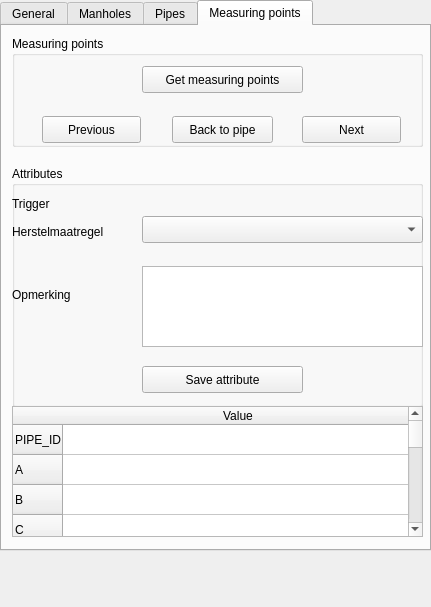
This is beoordelingstool_dockwidget_base.ui in nens/Beoordelingstool as Qt 5 draws it before an edit. The edited form follows.
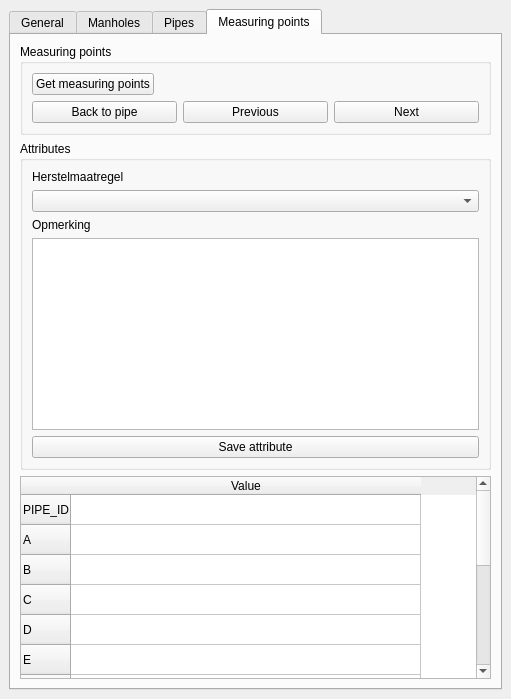
This is the edited form. The open tabs and pages were chosen to show the change.

Commit message: Fixed the widgets resising properly by setting a layout for al widgets.

```diff
--- a/beoordelingstool_dockwidget_base.ui
+++ b/beoordelingstool_dockwidget_base.ui
@@ -6,12 +6,12 @@
    <rect>
     <x>0</x>
     <y>0</y>
-    <width>431</width>
-    <height>607</height>
+    <width>511</width>
+    <height>699</height>
    </rect>
   </property>
   <property name="sizePolicy">
-   <sizepolicy hsizetype="Expanding" vsizetype="Expanding">
+   <sizepolicy hsizetype="Preferred" vsizetype="Preferred">
     <horstretch>0</horstretch>
     <verstretch>0</verstretch>
    </sizepolicy>
@@ -20,17 +20,17 @@
    <string>Beoordelingstool</string>
   </property>
   <widget class="QWidget" name="dockWidgetContents">
+   <property name="sizePolicy">
+    <sizepolicy hsizetype="Preferred" vsizetype="Preferred">
+     <horstretch>0</horstretch>
+     <verstretch>0</verstretch>
+    </sizepolicy>
+   </property>
+   <layout class="QGridLayout" name="gridLayout_2">
+    <item row="0" column="0">
    <widget class="QTabWidget" name="tabWidget">
-    <property name="geometry">
-     <rect>
-      <x>0</x>
-      <y>0</y>
-      <width>431</width>
-      <height>551</height>
-     </rect>
-    </property>
     <property name="sizePolicy">
-     <sizepolicy hsizetype="Expanding" vsizetype="Maximum">
+       <sizepolicy hsizetype="Expanding" vsizetype="Preferred">
       <horstretch>0</horstretch>
       <verstretch>0</verstretch>
      </sizepolicy>
@@ -807,39 +807,60 @@
      <attribute name="title">
       <string>Measuring points</string>
      </attribute>
+       <layout class="QGridLayout" name="gridLayout">
+        <item row="0" column="0">
      <widget class="QGroupBox" name="groupbox_measuring_points">
-      <property name="geometry">
-       <rect>
-        <x>10</x>
-        <y>10</y>
-        <width>411</width>
-        <height>111</height>
-       </rect>
+          <property name="sizePolicy">
+           <sizepolicy hsizetype="Preferred" vsizetype="Minimum">
+            <horstretch>0</horstretch>
+            <verstretch>0</verstretch>
+           </sizepolicy>
+          </property>
+          <property name="layoutDirection">
+           <enum>Qt::LeftToRight</enum>
       </property>
       <property name="title">
        <string>Measuring points</string>
       </property>
+          <layout class="QVBoxLayout" name="verticalLayout_7">
+           <item>
+            <widget class="QPushButton" name="pushbutton_get_selected_measuring_point">
+             <property name="sizePolicy">
+              <sizepolicy hsizetype="Fixed" vsizetype="Fixed">
+               <horstretch>0</horstretch>
+               <verstretch>0</verstretch>
+              </sizepolicy>
+             </property>
+             <property name="layoutDirection">
+              <enum>Qt::LeftToRight</enum>
+             </property>
+             <property name="text">
+              <string>Get measuring points</string>
+             </property>
+            </widget>
+           </item>
+           <item>
+            <layout class="QHBoxLayout" name="horizontalLayout_4">
+             <item>
       <widget class="QPushButton" name="pushbutton_measuring_point_to_pipe">
-       <property name="geometry">
-        <rect>
-         <x>160</x>
-         <y>80</y>
-         <width>101</width>
-         <height>27</height>
-        </rect>
+               <property name="sizePolicy">
+                <sizepolicy hsizetype="Minimum" vsizetype="Fixed">
+                 <horstretch>0</horstretch>
+                 <verstretch>0</verstretch>
+                </sizepolicy>
        </property>
        <property name="text">
         <string>Back to pipe</string>
        </property>
       </widget>
+             </item>
+             <item>
       <widget class="QPushButton" name="pushbutton_measuring_points_previous">
-       <property name="geometry">
-        <rect>
-         <x>30</x>
-         <y>80</y>
-         <width>99</width>
-         <height>27</height>
-        </rect>
+               <property name="sizePolicy">
+                <sizepolicy hsizetype="Minimum" vsizetype="Fixed">
+                 <horstretch>0</horstretch>
+                 <verstretch>0</verstretch>
+                </sizepolicy>
        </property>
        <property name="text">
         <string>Previous</string>
@@ -848,154 +869,29 @@
         <bool>false</bool>
        </property>
       </widget>
+             </item>
+             <item>
       <widget class="QPushButton" name="pushbutton_measuring_points_next">
-       <property name="geometry">
-        <rect>
-         <x>290</x>
-         <y>80</y>
-         <width>99</width>
-         <height>27</height>
-        </rect>
+               <property name="sizePolicy">
+                <sizepolicy hsizetype="Minimum" vsizetype="Fixed">
+                 <horstretch>0</horstretch>
+                 <verstretch>0</verstretch>
+                </sizepolicy>
        </property>
        <property name="text">
         <string>Next</string>
        </property>
       </widget>
-      <widget class="QPushButton" name="pushbutton_get_selected_measuring_point">
-       <property name="geometry">
-        <rect>
-         <x>130</x>
-         <y>30</y>
-         <width>161</width>
-         <height>27</height>
-        </rect>
-       </property>
-       <property name="text">
-        <string>Get measuring points</string>
-       </property>
-      </widget>
-     </widget>
-     <widget class="QGroupBox" name="groupbox_attributes_measuring_points">
-      <property name="geometry">
-       <rect>
-        <x>10</x>
-        <y>140</y>
-        <width>411</width>
-        <height>241</height>
-       </rect>
-      </property>
-      <property name="title">
-       <string>Attributes</string>
-      </property>
-      <widget class="QLabel" name="field_label_measuring_points">
-       <property name="geometry">
-        <rect>
-         <x>0</x>
-         <y>50</y>
-         <width>121</width>
-         <height>31</height>
-        </rect>
-       </property>
-       <property name="text">
-        <string>Herstelmaatregel</string>
-       </property>
-      </widget>
-      <widget class="QComboBox" name="field_combobox_measuring_points">
-       <property name="geometry">
-        <rect>
-         <x>130</x>
-         <y>50</y>
-         <width>281</width>
-         <height>27</height>
-        </rect>
-       </property>
-      </widget>
-      <widget class="QLabel" name="value_label_measuring_points">
-       <property name="geometry">
-        <rect>
-         <x>0</x>
-         <y>120</y>
-         <width>121</width>
-         <height>17</height>
-        </rect>
-       </property>
-       <property name="text">
-        <string>Opmerking</string>
-       </property>
-      </widget>
-      <widget class="QPlainTextEdit" name="value_plaintextedit_measuring_points">
-       <property name="geometry">
-        <rect>
-         <x>130</x>
-         <y>100</y>
-         <width>281</width>
-         <height>81</height>
-        </rect>
-       </property>
-      </widget>
-      <widget class="QPushButton" name="pushbutton_save_attribute_measuring_points">
-       <property name="geometry">
-        <rect>
-         <x>130</x>
-         <y>200</y>
-         <width>161</width>
-         <height>27</height>
-        </rect>
-       </property>
-       <property name="text">
-        <string>Save attribute</string>
-       </property>
-      </widget>
-      <widget class="QLabel" name="label">
-       <property name="geometry">
-        <rect>
-         <x>0</x>
-         <y>30</y>
-         <width>58</width>
-         <height>16</height>
-        </rect>
-       </property>
-       <property name="text">
-        <string>Trigger</string>
-       </property>
-      </widget>
-      <widget class="QLabel" name="value_measpoint_trigger">
-       <property name="geometry">
-        <rect>
-         <x>130</x>
-         <y>30</y>
-         <width>271</width>
-         <height>16</height>
-        </rect>
-       </property>
-       <property name="sizePolicy">
-        <sizepolicy hsizetype="Expanding" vsizetype="Expanding">
-         <horstretch>0</horstretch>
-         <verstretch>0</verstretch>
-        </sizepolicy>
-       </property>
-       <property name="font">
-        <font>
-         <weight>75</weight>
-         <bold>true</bold>
-        </font>
-       </property>
-       <property name="text">
-        <string/>
-       </property>
-      </widget>
-     </widget>
+             </item>
+            </layout>
+           </item>
+          </layout>
+         </widget>
+        </item>
+        <item row="3" column="0">
      <widget class="QTableWidget" name="tablewidget_measuring_points">
-      <property name="geometry">
-       <rect>
-        <x>10</x>
-        <y>380</y>
-        <width>411</width>
-        <height>131</height>
-       </rect>
-      </property>
       <property name="sizePolicy">
-       <sizepolicy hsizetype="Expanding" vsizetype="Maximum">
+           <sizepolicy hsizetype="Expanding" vsizetype="Expanding">
         <horstretch>0</horstretch>
         <verstretch>0</verstretch>
        </sizepolicy>
@@ -1085,8 +981,77 @@
        </property>
       </column>
      </widget>
-    </widget>
-   </widget>
+        </item>
+        <item row="1" column="0">
+         <widget class="QGroupBox" name="groupbox_attributes_measuring_points">
+          <property name="sizePolicy">
+           <sizepolicy hsizetype="Preferred" vsizetype="Minimum">
+            <horstretch>0</horstretch>
+            <verstretch>0</verstretch>
+           </sizepolicy>
+          </property>
+          <property name="title">
+           <string>Attributes</string>
+          </property>
+          <layout class="QVBoxLayout" name="verticalLayout_5">
+           <item>
+            <widget class="QLabel" name="field_label_measuring_points">
+             <property name="text">
+              <string>Herstelmaatregel</string>
+             </property>
+            </widget>
+           </item>
+           <item>
+            <widget class="QComboBox" name="field_combobox_measuring_points">
+             <property name="sizePolicy">
+              <sizepolicy hsizetype="Preferred" vsizetype="Preferred">
+               <horstretch>0</horstretch>
+               <verstretch>0</verstretch>
+              </sizepolicy>
+             </property>
+            </widget>
+           </item>
+           <item>
+            <widget class="QLabel" name="value_label_measuring_points">
+             <property name="text">
+              <string>Opmerking</string>
+             </property>
+            </widget>
+           </item>
+           <item>
+            <widget class="QPlainTextEdit" name="value_plaintextedit_measuring_points">
+             <property name="sizePolicy">
+              <sizepolicy hsizetype="Expanding" vsizetype="Preferred">
+               <horstretch>0</horstretch>
+               <verstretch>0</verstretch>
+              </sizepolicy>
+             </property>
+            </widget>
+           </item>
+           <item>
+            <widget class="QPushButton" name="pushbutton_save_attribute_measuring_points">
+             <property name="sizePolicy">
+              <sizepolicy hsizetype="Minimum" vsizetype="Preferred">
+               <horstretch>0</horstretch>
+               <verstretch>0</verstretch>
+              </sizepolicy>
+             </property>
+             <property name="text">
+              <string>Save attribute</string>
+             </property>
+            </widget>
+           </item>
+          </layout>
+         </widget>
+        </item>
+       </layout>
+       <zorder>groupbox_attributes_measuring_points</zorder>
+       <zorder>groupbox_measuring_points</zorder>
+       <zorder>tablewidget_measuring_points</zorder>
+      </widget>
+     </widget>
+    </item>
+   </layout>
   </widget>
  </widget>
  <resources/>
```
Left out of the diff: 398 changed lines with no effect on the pictures. Lines whose indentation alone changed are shown as unchanged. The commit also changes 2 other files.
